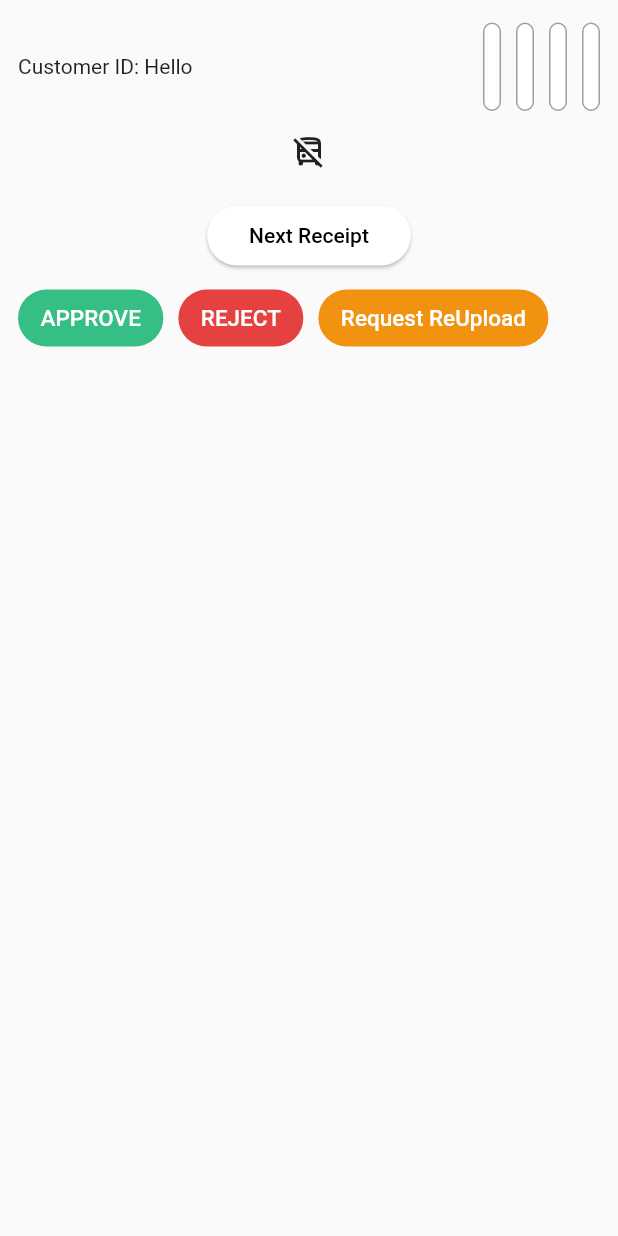
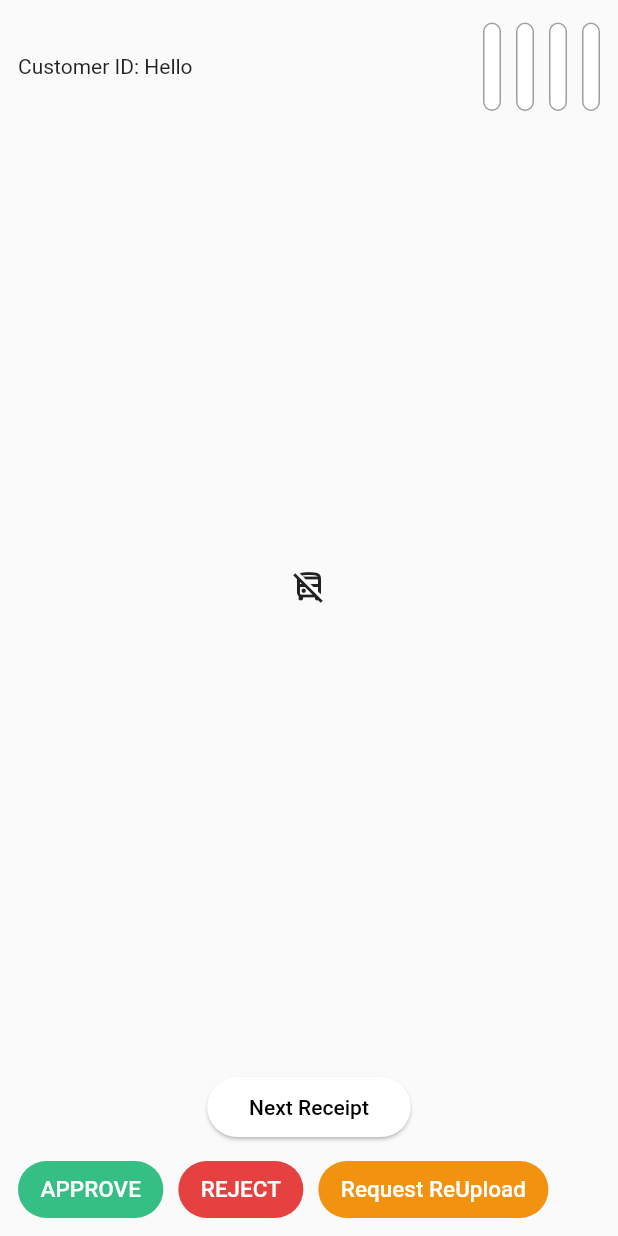
Before and after one commit to Dishu-Bansal/iBuy-New, a Flutter app: the ProcessReceiptScreen widget shown alone on an empty page, opened directly, on a phone screen of 412 x 824 dp. Run offline on Flutter 3.47's test engine with Material 2 defaults, Android fonts, the phone set to English and light mode, and no system bars; our stand-ins replace camera, cloud_firestore, data_table_2, dropdown_textfield, firebase_auth, firebase_core and 14 more; missing offline and left inert: circle_progress_bar, dart:html; accounts and stored records are empty; project files that could hold a hidden picture were left out.

Commit message:
Fixed Size overflow on Receipt Process Screen

```diff
--- a/ibuy-admin-main/lib/Screens/process_receipt_screen.dart
+++ b/ibuy-admin-main/lib/Screens/process_receipt_screen.dart
@@ -187,14 +187,17 @@ class ProcessReceiptScreen extends StatelessWidget {
               }),
         ),
 
-        Obx(
-          () => receiptController.currReceiptUrl.value == ""
-              ? const Icon(Icons.no_transfer_outlined)
-              : Image.network(
-                  receiptController.currReceiptUrl.value,
-                  height: 400,
-                  width: 800,
-                ),
+        Expanded(
+          child: Obx(
+            () => receiptController.currReceiptUrl.value == ""
+                ? const Icon(Icons.no_transfer_outlined)
+                : Image.network(
+                    receiptController.currReceiptUrl.value,
+                    /*height: 400,
+                width: 800,*/
+                    fit: BoxFit.fill,
+                  ),
+          ),
         ),
         const SizedBox(height: 20),
         //borderd button saying next receipt with white background anf black border and text
```
